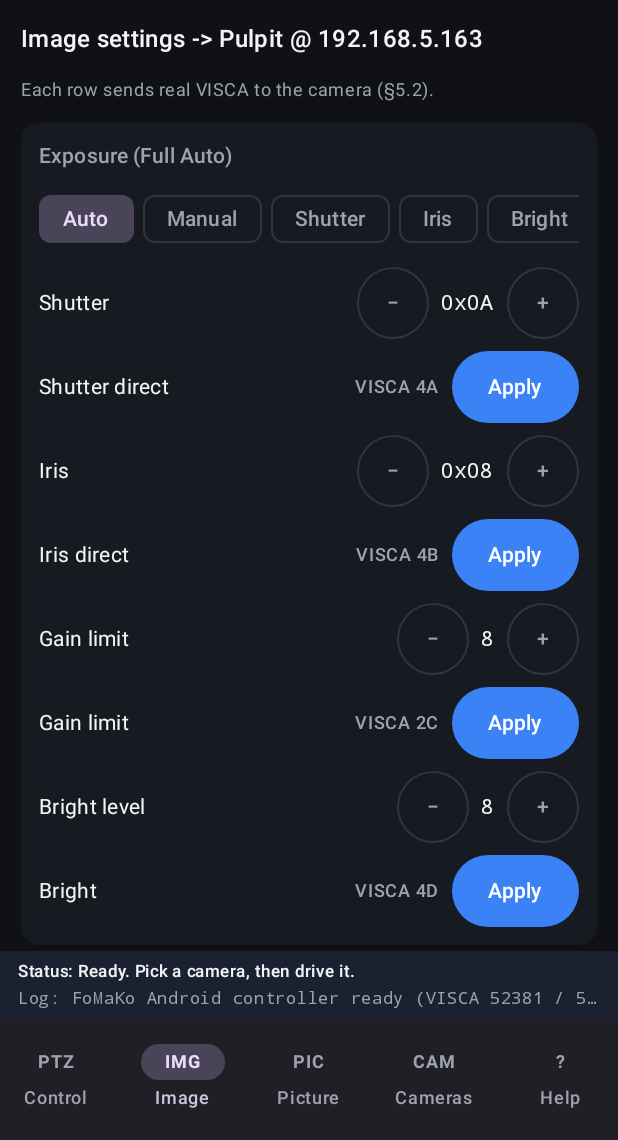
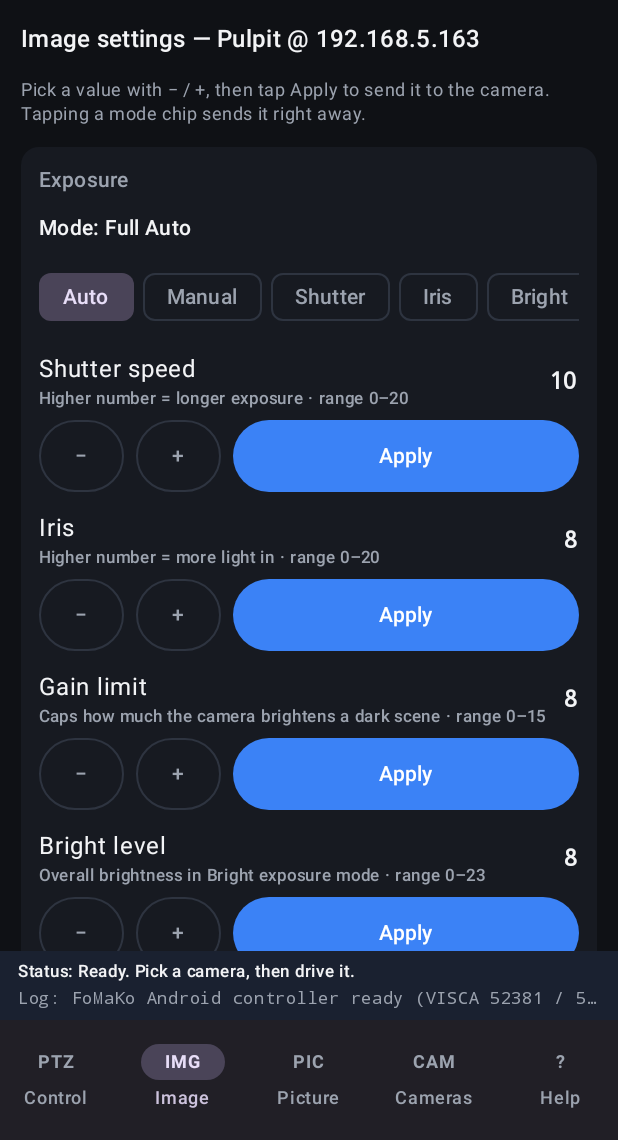
Before and after one commit to Jemo69/fomako-church-controller, an Android app built with Jetpack Compose: the screen it shows after launch (MainActivity), item 2 of the bottom bar chosen, on a phone screen of 412 x 824 dp, the part 96-1236 px from its top. Run offline under Robolectric (Android 15) with nearby library versions, the phone set to English and light mode, and no system bars; 1 statement that could not run was skipped.

Commit message:
Image page: plain-language rows with Apply beside its own value
Every setting on the Image page now reads as one row: the name, one
sentence about what it does, a decimal value between - and +, and its own
Apply button right next to the value. Raw hex and "VISCA 4A" move into
the small hint text, so a volunteer sees the setting, not the protocol.

Switches (backlight, low-light, flip, picture mode, flicker) name their
next action - "Turn on", "Next: horizontal" - instead of a generic
Apply, and combined rows split so noise reduction 2D/3D and red/blue gain
each apply on their own. Applied to the desktop/web page and the Android
app.

```diff
--- a/android/app/src/main/java/com/fomako/controller/ImageScreen.kt
+++ b/android/app/src/main/java/com/fomako/controller/ImageScreen.kt
@@ -13,12 +13,14 @@ import androidx.compose.material3.Card
 import androidx.compose.material3.CardDefaults
 import androidx.compose.material3.FilterChip
 import androidx.compose.material3.MaterialTheme
+import androidx.compose.material3.OutlinedButton
 import androidx.compose.material3.Text
 import androidx.compose.runtime.Composable
 import androidx.compose.ui.Alignment
 import androidx.compose.ui.Modifier
 import androidx.compose.ui.semantics.contentDescription
 import androidx.compose.ui.semantics.semantics
+import androidx.compose.ui.text.font.FontFamily
 import androidx.compose.ui.text.font.FontWeight
 import androidx.compose.ui.unit.dp
 
@@ -26,204 +28,356 @@ import androidx.compose.ui.unit.dp
 fun ImageScreen(state: ControllerState) {
     val cam = state.current()
     Text(
-        text = "Image settings -> ${cam.name} @ ${cam.ip}",
+        text = "Image settings — ${cam.name} @ ${cam.ip}",
         style = MaterialTheme.typography.titleMedium,
         fontWeight = FontWeight.SemiBold,
     )
     Text(
-        text = "Each row sends real VISCA to the camera (§5.2).",
+        text = "Pick a value with − / +, then tap Apply to send it to the camera. Tapping a mode chip sends it right away.",
         style = MaterialTheme.typography.bodySmall,
         color = MaterialTheme.colorScheme.onSurfaceVariant,
     )
 
     // Exposure
+    SettingsCard("Exposure") {
+        Text(
+            text = "Mode: ${state.aeLabel()}",
+            style = MaterialTheme.typography.bodyMedium,
+            fontWeight = FontWeight.SemiBold,
+        )
+        ModeChips(
+            options = listOf("Auto" to 0, "Manual" to 1, "Shutter" to 2, "Iris" to 3, "Bright" to 4),
+            selected = state.aeMode,
+            onSelect = { idx ->
+                state.aeMode = idx
+                state.sendVisca("Exposure ${state.aeLabel()}", "ae_mode", state.aeByte())
+            },
+        )
+        NumberRow(
+            label = "Shutter speed",
+            value = state.shutter,
+            range = 0..20,
+            hint = "Higher number = longer exposure",
+            onMinus = { state.shutter = (state.shutter - 1).coerceAtLeast(0) },
+            onPlus = { state.shutter = (state.shutter + 1).coerceAtMost(20) },
+            onApply = { state.sendVisca("Shutter", "shutter", state.shutter) },
+        )
+        NumberRow(
+            label = "Iris",
+            value = state.iris,
+            range = 0..20,
+            hint = "Higher number = more light in",
+            onMinus = { state.iris = (state.iris - 1).coerceAtLeast(0) },
+            onPlus = { state.iris = (state.iris + 1).coerceAtMost(20) },
+            onApply = { state.sendVisca("Iris", "iris", state.iris) },
+        )
+        NumberRow(
+            label = "Gain limit",
+            value = state.gainLimit,
+            range = 0..15,
+            hint = "Caps how much the camera brightens a dark scene",
+            onMinus = { state.gainLimit = (state.gainLimit - 1).coerceAtLeast(0) },
+            onPlus = { state.gainLimit = (state.gainLimit + 1).coerceAtMost(15) },
+            onApply = { state.sendVisca("Gain Limit", "gain_limit", state.gainLimit) },
+        )
+        NumberRow(
+            label = "Bright level",
+            value = state.brightLvl,
+            range = 0..23,
+            hint = "Overall brightness in Bright exposure mode",
+            onMinus = { state.brightLvl = (state.brightLvl - 1).coerceAtLeast(0) },
+            onPlus = { state.brightLvl = (state.brightLvl + 1).coerceAtMost(23) },
+            onApply = { state.sendVisca("Bright Level", "bright", state.brightLvl) },
+        )
+    }
+
+    // Backlight / WDR / NR
+    SettingsCard("Backlight / WDR / Noise reduction") {
+        FlagRow(
+            label = "Backlight compensation",
+            value = if (state.backlight) "On" else "Off",
+            action = if (state.backlight) "Turn off" else "Turn on",
+        ) {
+            state.backlight = !state.backlight
+            state.sendVisca("Backlight", "backlight", if (state.backlight) 1 else 0)
+        }
+        NumberRow(
+            label = "WDR (wide dynamic range)",
+            value = state.wdr,
+            range = 0..7,
+            hint = "Brightens shadowed faces when the window behind them is blown out",
+            onMinus = { state.wdr = (state.wdr - 1).coerceAtLeast(0) },
+            onPlus = { state.wdr = (state.wdr + 1).coerceAtMost(7) },
+            onApply = { state.sendVisca("WDR", "wdr", state.wdr) },
+        )
+        NumberRow(
+            label = "Noise reduction (2D)",
+            value = state.nr2d,
+            range = 0..7,
+            hint = "Removes grain in flat areas",
+            onMinus = { state.nr2d = (state.nr2d - 1).coerceAtLeast(0) },
+            onPlus = { state.nr2d = (state.nr2d + 1).coerceAtMost(7) },
+            onApply = { state.sendVisca("NR 2D", "nr2d", state.nr2d) },
+        )
+        NumberRow(
+            label = "Noise reduction (3D)",
+            value = state.nr3d,
+            range = 0..8,
+            hint = "Removes grain in motion; high values can smear movement",
+            onMinus = { state.nr3d = (state.nr3d - 1).coerceAtLeast(0) },
+            onPlus = { state.nr3d = (state.nr3d + 1).coerceAtMost(8) },
+            onApply = { state.sendVisca("NR 3D", "nr3d", state.nr3d) },
+        )
+    }
+
+    // White balance / color
+    SettingsCard("White balance / color") {
+        Text(
+            text = "Mode: ${state.wbLabel()}",
+            style = MaterialTheme.typography.bodyMedium,
+            fontWeight = FontWeight.SemiBold,
+        )
+        ModeChips(
+            options = listOf("Auto" to 0, "3000K" to 1, "4000K" to 2, "1-Push" to 3, "Manual" to 5, "6500K" to 6),
+            selected = state.wbMode,
+            onSelect = { code ->
+                state.wbMode = code
+                state.sendVisca("WB ${state.wbLabel()}", "wb_mode", code)
+            },
+        )
+        NumberRow(
+            label = "Red gain",
+            value = state.rGain,
+            range = 0..255,
+            hint = "Used in Manual white balance to warm or cool the picture",
+            onMinus = { state.rGain = (state.rGain - 1).coerceAtLeast(0) },
+            onPlus = { state.rGain = (state.rGain + 1).coerceAtMost(255) },
+            onApply = { state.sendVisca("R Gain", "rgain", state.rGain) },
+        )
+        NumberRow(
+            label = "Blue gain",
+            value = state.bGain,
+            range = 0..255,
+            hint = "Used in Manual white balance to warm or cool the picture",
+            onMinus = { state.bGain = (state.bGain - 1).coerceAtLeast(0) },
+            onPlus = { state.bGain = (state.bGain + 1).coerceAtMost(255) },
+            onApply = { state.sendVisca("B Gain", "bgain", state.bGain) },
+        )
+    }
+
+    // Picture & Misc
+    SettingsCard("Picture & misc") {
+        NumberRow(
+            label = "Brightness",
+            value = state.brightness,
+            range = 0..14,
+            hint = "Same as the Brightness slider on the Picture tab",
+            onMinus = { state.brightness = (state.brightness - 1).coerceAtLeast(0) },
+            onPlus = { state.brightness = (state.brightness + 1).coerceAtMost(14) },
+            onApply = { state.sendVisca("Brightness", "brightness", state.brightness) },
+        )
+        NumberRow(
+            label = "Contrast",
+            value = state.contrast,
+            range = 0..14,
+            hint = "Higher number = punchier picture",
+            onMinus = { state.contrast = (state.contrast - 1).coerceAtLeast(0) },
+            onPlus = { state.contrast = (state.contrast + 1).coerceAtMost(14) },
+            onApply = { state.sendVisca("Contrast", "contrast", state.contrast) },
+        )
+        NumberRow(
+            label = "Saturation",
+            value = state.saturation,
+            range = 0..14,
+            hint = "0 = black and white, higher = more vivid colour",
+            onMinus = { state.saturation = (state.saturation - 1).coerceAtLeast(0) },
+            onPlus = { state.saturation = (state.saturation + 1).coerceAtMost(14) },
+            onApply = { state.sendVisca("Saturation", "saturation", state.saturation) },
+        )
+        NumberRow(
+            label = "Sharpness",
+            value = state.aperture,
+            range = 0..15,
+            hint = "Detail enhancement; too high looks crunchy",
+            onMinus = { state.aperture = (state.aperture - 1).coerceAtLeast(0) },
+            onPlus = { state.aperture = (state.aperture + 1).coerceAtMost(15) },
+            onApply = { state.sendVisca("Sharpness", "aperture", state.aperture) },
+        )
+        NumberRow(
+            label = "Gamma",
+            value = state.gamma,
+            range = 0..4,
+            hint = "Changes mid-tone contrast without clipping highlights",
+            onMinus = { state.gamma = (state.gamma - 1).coerceAtLeast(0) },
+            onPlus = { state.gamma = (state.gamma + 1).coerceAtMost(4) },
+            onApply = { state.sendVisca("Gamma", "gamma", state.gamma) },
+        )
+        FlagRow(
+            label = "Flicker reduction",
+            value = when (state.flicker) { 1 -> "50 Hz"; 2 -> "60 Hz"; else -> "Off" },
+            action = when (state.flicker) { 1 -> "Set 60 Hz"; 2 -> "Turn off"; else -> "Set 50 Hz" },
+        ) {
+            state.flicker = (state.flicker + 1) % 3
+            state.sendVisca("Flicker", "flicker", state.flicker)
+        }
+        FlagRow(
+            label = "Low-light mode",
+            value = if (state.lowlight) "On" else "Off",
+            action = if (state.lowlight) "Turn off" else "Turn on",
+        ) {
+            state.lowlight = !state.lowlight
+            state.sendVisca("Low-Light", "lowlight", if (state.lowlight) 1 else 0)
+        }
+        FlagRow(
+            label = "Image flip",
+            value = when (state.flip) { 1 -> "Horizontal"; 2 -> "Vertical"; 3 -> "Horizontal + vertical"; else -> "Off" },
+            action = when (state.flip) { 1 -> "Next: vertical"; 2 -> "Next: both"; 3 -> "Turn off"; else -> "Next: horizontal" },
+        ) {
+            state.flip = (state.flip + 1) % 4
+            state.sendVisca("Flip", "flip", state.flip)
+        }
+        FlagRow(
+            label = "Picture mode",
+            value = if (state.bw) "Black & white" else "Colour",
+            action = if (state.bw) "Switch to colour" else "Switch to B&W",
+        ) {
+            state.bw = !state.bw
+            state.sendVisca("B/W", "bw", if (state.bw) 1 else 0)
+        }
+    }
+}
+
+@Composable
+private fun SettingsCard(title: String, content: @Composable () -> Unit) {
     Card(
         modifier = Modifier.fillMaxWidth(),
         colors = CardDefaults.cardColors(containerColor = MaterialTheme.colorScheme.surface)
     ) {
         Column(
             modifier = Modifier.fillMaxWidth().padding(12.dp),
-            verticalArrangement = Arrangement.spacedBy(8.dp)
+            verticalArrangement = Arrangement.spacedBy(12.dp)
         ) {
-            SectionHeading("Exposure (${state.aeLabel()})")
-            val aeModes = listOf("Auto", "Manual", "Shutter", "Iris", "Bright")
-            Row(
-                modifier = Modifier.fillMaxWidth().horizontalScroll(rememberScrollState()),
-                horizontalArrangement = Arrangement.spacedBy(6.dp)
-            ) {
-                aeModes.forEachIndexed { idx, name ->
-                    FilterChip(
-                        selected = state.aeMode == idx,
-                        onClick = {
-                            state.aeMode = idx
-                            state.sendVisca("Exposure ${state.aeLabel()}", "ae_mode", state.aeByte())
-                        },
-                        label = { Text(name) }
-                    )
-                }
-            }
-            StepperRow("Shutter", "0x%02X".format(state.shutter),
-                { state.shutter = (state.shutter - 1).coerceAtLeast(0) },
-                { state.shutter = (state.shutter + 1).coerceAtMost(20) })
-            ApplyRow("Shutter direct", "VISCA 4A") { state.sendVisca("Shutter", "shutter", state.shutter) }
-
-            StepperRow("Iris", "0x%02X".format(state.iris),
-                { state.iris = (state.iris - 1).coerceAtLeast(0) },
-                { state.iris = (state.iris + 1).coerceAtMost(20) })
-            ApplyRow("Iris direct", "VISCA 4B") { state.sendVisca("Iris", "iris", state.iris) }
-
-            StepperRow("Gain limit", "${state.gainLimit}",
-                { state.gainLimit = (state.gainLimit - 1).coerceAtLeast(0) },
-                { state.gainLimit = (state.gainLimit + 1).coerceAtMost(15) })
-            ApplyRow("Gain limit", "VISCA 2C") { state.sendVisca("Gain Limit", "gain_limit", state.gainLimit) }
-
-            StepperRow("Bright level", "${state.brightLvl}",
-                { state.brightLvl = (state.brightLvl - 1).coerceAtLeast(0) },
-                { state.brightLvl = (state.brightLvl + 1).coerceAtMost(23) })
-            ApplyRow("Bright", "VISCA 4D") { state.sendVisca("Bright Level", "bright", state.brightLvl) }
-        }
-    }
-
-    // Backlight / WDR / NR
-    Card(
-        modifier = Modifier.fillMaxWidth(),
-        colors = CardDefaults.cardColors(containerColor = MaterialTheme.colorScheme.surface)
-    ) {
-        Column(
-            modifier = Modifier.fillMaxWidth().padding(12.dp),
-            verticalArrangement = Arrangement.spacedBy(8.dp)
-        ) {
-            SectionHeading("Backlight / WDR / NR")
-            ApplyRow("Backlight", if (state.backlight) "ON" else "OFF") {
-                state.backlight = !state.backlight
-                state.sendVisca("Backlight", "backlight", if (state.backlight) 1 else 0)
-            }
-            StepperRow("WDR level", "${state.wdr}",
-                { state.wdr = (state.wdr - 1).coerceAtLeast(0) },
-                { state.wdr = (state.wdr + 1).coerceAtMost(7) })
-            ApplyRow("WDR", "VISCA 51") { state.sendVisca("WDR", "wdr", state.wdr) }
-
-            StepperRow("NR 2D (0-7)", "${state.nr2d}",
-                { state.nr2d = (state.nr2d - 1).coerceAtLeast(0) },
-                { state.nr2d = (state.nr2d + 1).coerceAtMost(7) })
-            StepperRow("NR 3D (0-8)", "${state.nr3d}",
-                { state.nr3d = (state.nr3d - 1).coerceAtLeast(0) },
-                { state.nr3d = (state.nr3d + 1).coerceAtMost(8) })
-            ApplyRow("Noise reduction", "VISCA 53/54") {
-                state.sendVisca("NR 2D", "nr2d", state.nr2d)
-                state.sendVisca("NR 3D", "nr3d", state.nr3d)
-            }
-        }
-    }
-
-    // White balance / color
-    Card(
-        modifier = Modifier.fillMaxWidth(),
-        colors = CardDefaults.cardColors(containerColor = MaterialTheme.colorScheme.surface)
-    ) {
-        Column(
-            modifier = Modifier.fillMaxWidth().padding(12.dp),
-            verticalArrangement = Arrangement.spacedBy(8.dp)
-        ) {
-            SectionHeading("White balance / color (${state.wbLabel()})")
-            val wbLabels = listOf("Auto" to 0, "3000K" to 1, "4000K" to 2, "1-Push" to 3, "Manual" to 5, "6500K" to 6)
-            Row(
-                modifier = Modifier.fillMaxWidth().horizontalScroll(rememberScrollState()),
-                horizontalArrangement = Arrangement.spacedBy(6.dp)
-            ) {
-                for ((label, code) in wbLabels) {
-                    FilterChip(
-                        selected = state.wbMode == code,
-                        onClick = {
-                            state.wbMode = code
-                            state.sendVisca("WB ${state.wbLabel()}", "wb_mode", code)
-                        },
-                        label = { Text(label) }
-                    )
-                }
-            }
-            StepperRow("R Gain", "${state.rGain}",
-                { state.rGain = (state.rGain - 1).coerceAtLeast(0) },
-                { state.rGain = (state.rGain + 1).coerceAtMost(255) })
-            StepperRow("B Gain", "${state.bGain}",
-                { state.bGain = (state.bGain - 1).coerceAtLeast(0) },
-                { state.bGain = (state.bGain + 1).coerceAtMost(255) })
-            ApplyRow("R/B Gain", "VISCA 43/44") {
-                state.sendVisca("R Gain", "rgain", state.rGain)
-                state.sendVisca("B Gain", "bgain", state.bGain)
-            }
-        }
-    }
-
-    // Picture & Misc
-    Card(
-        modifier = Modifier.fillMaxWidth(),
-        colors = CardDefaults.cardColors(containerColor = MaterialTheme.colorScheme.surface)
-    ) {
-        Column(
-            modifier = Modifier.fillMaxWidth().padding(12.dp),
-            verticalArrangement = Arrangement.spacedBy(8.dp)
-        ) {
-            SectionHeading("Picture & Misc")
-            StepperRow("Brightness", "${state.brightness}",
-                { state.brightness = (state.brightness - 1).coerceAtLeast(0) },
-                { state.brightness = (state.brightness + 1).coerceAtMost(14) })
-            ApplyRow("Brightness", "VISCA A1") { state.sendVisca("Brightness", "brightness", state.brightness) }
-
-            StepperRow("Contrast", "${state.contrast}",
-                { state.contrast = (state.contrast - 1).coerceAtLeast(0) },
-                { state.contrast = (state.contrast + 1).coerceAtMost(14) })
-            ApplyRow("Contrast", "VISCA A2") { state.sendVisca("Contrast", "contrast", state.contrast) }
-
-            StepperRow("Saturation 0-14", "${state.saturation}",
-                { state.saturation = (state.saturation - 1).coerceAtLeast(0) },
-                { state.saturation = (state.saturation + 1).coerceAtMost(14) })
-            ApplyRow("Saturation", "VISCA 49") { state.sendVisca("Saturation", "saturation", state.saturation) }
-
-            StepperRow("Sharpness 0-15", "${state.aperture}",
-                { state.aperture = (state.aperture - 1).coerceAtLeast(0) },
-                { state.aperture = (state.aperture + 1).coerceAtMost(15) })
-            ApplyRow("Sharpness", "VISCA 42") { state.sendVisca("Sharpness", "aperture", state.aperture) }
-
-            StepperRow("Gamma 0-4", "${state.gamma}",
-                { state.gamma = (state.gamma - 1).coerceAtLeast(0) },
-                { state.gamma = (state.gamma + 1).coerceAtMost(4) })
-            ApplyRow("Gamma", "VISCA 5B") { state.sendVisca("Gamma", "gamma", state.gamma) }
-
-            ApplyRow("Flicker", when (state.flicker) { 1 -> "50Hz"; 2 -> "60Hz"; else -> "OFF" }) {
-                state.flicker = (state.flicker + 1) % 3
-                state.sendVisca("Flicker", "flicker", state.flicker)
-            }
-            ApplyRow("Low-light", if (state.lowlight) "ON" else "OFF") {
-                state.lowlight = !state.lowlight
-                state.sendVisca("Low-Light", "lowlight", if (state.lowlight) 1 else 0)
-            }
-            ApplyRow("Flip", when (state.flip) { 1 -> "H"; 2 -> "V"; 3 -> "HV"; else -> "OFF" }) {
-                state.flip = (state.flip + 1) % 4
-                state.sendVisca("Flip", "flip", state.flip)
-            }
-            ApplyRow("B/W mode", if (state.bw) "B&W" else "Color") {
-                state.bw = !state.bw
-                state.sendVisca("B/W", "bw", if (state.bw) 1 else 0)
-            }
+            SectionHeading(title)
+            content()
         }
     }
 }
 
 @Composable
-private fun ApplyRow(label: String, value: String, onApply: () -> Unit) {
+private fun ModeChips(
+    options: List<Pair<String, Int>>,
+    selected: Int,
+    onSelect: (Int) -> Unit,
+) {
+    Row(
+        modifier = Modifier.fillMaxWidth().horizontalScroll(rememberScrollState()),
+        horizontalArrangement = Arrangement.spacedBy(6.dp)
+    ) {
+        for ((name, code) in options) {
+            FilterChip(
+                selected = selected == code,
+                onClick = { onSelect(code) },
+                label = { Text(name) }
+            )
+        }
+    }
+}
+
+/**
+ * One setting the user can dial and send: a readable name and explanation,
+ * a plain number (no hex), and the Apply button right under the value so it is
+ * obvious the two belong together.
+ */
+@Composable
+private fun NumberRow(
+    label: String,
+    value: Int,
+    range: IntRange,
+    hint: String,
+    onMinus: () -> Unit,
+    onPlus: () -> Unit,
+    onApply: () -> Unit,
+) {
+    Column(
+        modifier = Modifier.fillMaxWidth(),
+        verticalArrangement = Arrangement.spacedBy(6.dp)
+    ) {
+        Row(
+            modifier = Modifier.fillMaxWidth(),
+            verticalAlignment = Alignment.CenterVertically,
+            horizontalArrangement = Arrangement.spacedBy(8.dp)
+        ) {
+            Column(modifier = Modifier.weight(1f)) {
+                Text(label, style = MaterialTheme.typography.bodyLarge)
+                Text(
+                    text = "$hint · range ${range.first}–${range.last}",
+                    style = MaterialTheme.typography.labelSmall,
+                    color = MaterialTheme.colorScheme.onSurfaceVariant,
+                )
+            }
+            Text(
+                text = "$value",
+                style = MaterialTheme.typography.titleMedium,
+                fontFamily = FontFamily.Monospace,
+                fontWeight = FontWeight.SemiBold,
+            )
+        }
+        Row(
+            modifier = Modifier.fillMaxWidth(),
+            verticalAlignment = Alignment.CenterVertically,
+            horizontalArrangement = Arrangement.spacedBy(8.dp)
+        ) {
+            OutlinedButton(
+                onClick = onMinus,
+                enabled = value > range.first,
+                modifier = Modifier
+                    .defaultMinSize(minWidth = 56.dp, minHeight = 48.dp)
+                    .semantics { contentDescription = "Decrease $label" },
+            ) { Text("−") }
+            OutlinedButton(
+                onClick = onPlus,
+                enabled = value < range.last,
+                modifier = Modifier
+                    .defaultMinSize(minWidth = 56.dp, minHeight = 48.dp)
+                    .semantics { contentDescription = "Increase $label" },
+            ) { Text("+") }
+            Button(
+                onClick = onApply,
+                modifier = Modifier
+                    .weight(1f)
+                    .defaultMinSize(minWidth = 96.dp, minHeight = 48.dp)
+                    .semantics { contentDescription = "Send $label to the camera" },
+            ) { Text("Apply") }
+        }
+    }
+}
+
+/** On/off or cycling setting: shows the current state and names the next action. */
+@Composable
+private fun FlagRow(
+    label: String,
+    value: String,
+    action: String,
+    onToggle: () -> Unit,
+) {
     Row(
         modifier = Modifier.fillMaxWidth(),
         verticalAlignment = Alignment.CenterVertically,
         horizontalArrangement = Arrangement.spacedBy(8.dp)
     ) {
-        Text(label, style = MaterialTheme.typography.bodyMedium, modifier = Modifier.weight(1f))
-        Text(value, style = MaterialTheme.typography.labelMedium, color = MaterialTheme.colorScheme.onSurfaceVariant)
+        Column(modifier = Modifier.weight(1f)) {
+            Text(label, style = MaterialTheme.typography.bodyLarge)
+            Text(
+                text = "Now: $value",
+                style = MaterialTheme.typography.labelSmall,
+                color = MaterialTheme.colorScheme.onSurfaceVariant,
+            )
+        }
         Button(
-            onClick = onApply,
+            onClick = onToggle,
             modifier = Modifier
-                .defaultMinSize(minWidth = 64.dp, minHeight = 48.dp)
-                .semantics { contentDescription = "Apply $label" }
-        ) { Text("Apply") }
+                .defaultMinSize(minHeight = 48.dp)
+                .semantics { contentDescription = "$action: $label" },
+        ) { Text(action) }
     }
 }
```
Also changed, not shown: 5 other files.
